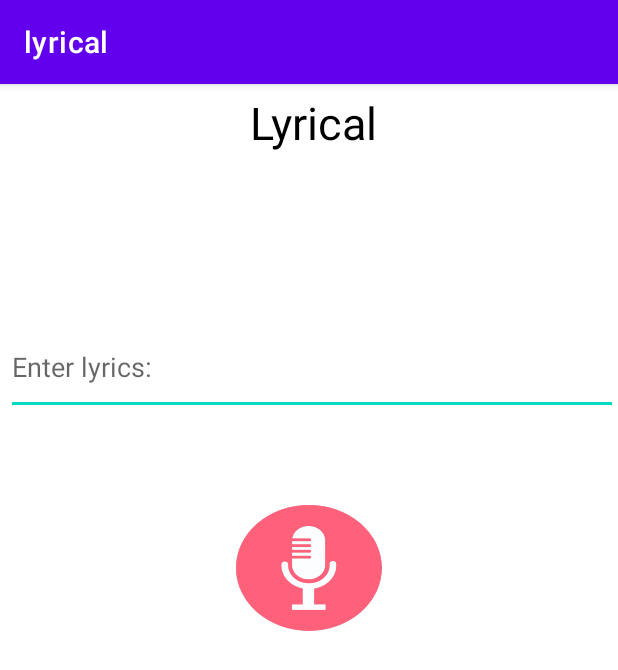
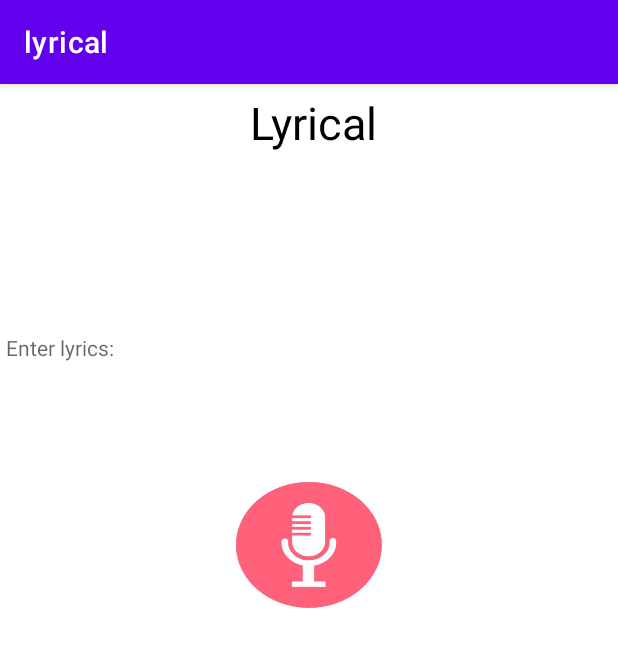
Before and after one commit to kaitlyntorres/Lyrical, an Android app: the guestActivity screen opened directly, with no data from a screen before it, on a phone screen of 412 x 824 dp. Shown: the top 670 px of the screen. Run offline under Robolectric (Android 15) with nearby library versions, the phone set to English and light mode, and no system bars.

Commit message:
firebase stuff

```diff
--- a/app/src/main/java/com/example/lyrical/guestActivity.kt
+++ b/app/src/main/java/com/example/lyrical/guestActivity.kt
@@ -1,22 +1,56 @@
 package com.example.lyrical
 
+import android.app.Activity
+import android.content.Intent
 import androidx.appcompat.app.AppCompatActivity
 import android.os.Bundle
+import android.speech.RecognizerIntent
 import android.view.View
 import android.widget.ImageButton
 import android.widget.Button
+import android.widget.TextView
+import androidx.activity.result.ActivityResultLauncher
 
 class guestActivity: AppCompatActivity()  {
 
     private lateinit var voice: ImageButton
+    private lateinit var textv: TextView
+    private val speechCode = 100
+
 
     override fun onCreate(savedInstanceState: Bundle?) {
         super.onCreate(savedInstanceState)
         setContentView(R.layout.guest)
-         voice = findViewById<ImageButton>(R.id.voice)
+         textv = findViewById<TextView>(R.id.textBox)
+        voice = findViewById<ImageButton>(R.id.voice)
+        voice.setOnClickListener {
+            voiceToText()
+        }
     }
    private fun voiceToText(){
+           val intent = Intent(RecognizerIntent.ACTION_RECOGNIZE_SPEECH).apply {
+               //free form speech
+               putExtra(
+                   RecognizerIntent.EXTRA_LANGUAGE_MODEL,
+                   RecognizerIntent.LANGUAGE_MODEL_FREE_FORM
+               )
+               intent.putExtra(RecognizerIntent.EXTRA_PROMPT, "Speak here: ")
+           }
+       startActivityForResult(intent,speechCode)
+
+
+
 
 
     }
+
+    override fun onActivityResult(requestCode: Int, resultCode: Int, data: Intent?) {
+        if (requestCode == speechCode && resultCode == Activity.RESULT_OK) {
+            val result=data?.getStringArrayExtra(RecognizerIntent.EXTRA_RESULTS)
+            textv.text=result?.get(0).toString()
+        }
+
+        super.onActivityResult(requestCode, resultCode, data)
+    }
+
 }
--- a/app/src/main/res/layout/guest.xml
+++ b/app/src/main/res/layout/guest.xml
@@ -23,7 +23,7 @@
         android:textSize="30sp" />
 
 
-    <EditText
+    <TextView
         android:id="@+id/textBox"
         android:layout_width="match_parent"
         android:layout_height="wrap_content"
@@ -36,7 +36,7 @@
         android:layout_marginRight="20dp"
         android:drawablePadding="10dp"
         android:hint="Enter lyrics: "
-        android:inputType="textPassword"
+        android:inputType="text"
         android:paddingBottom="20dp" />
 
     <ImageButton
```
